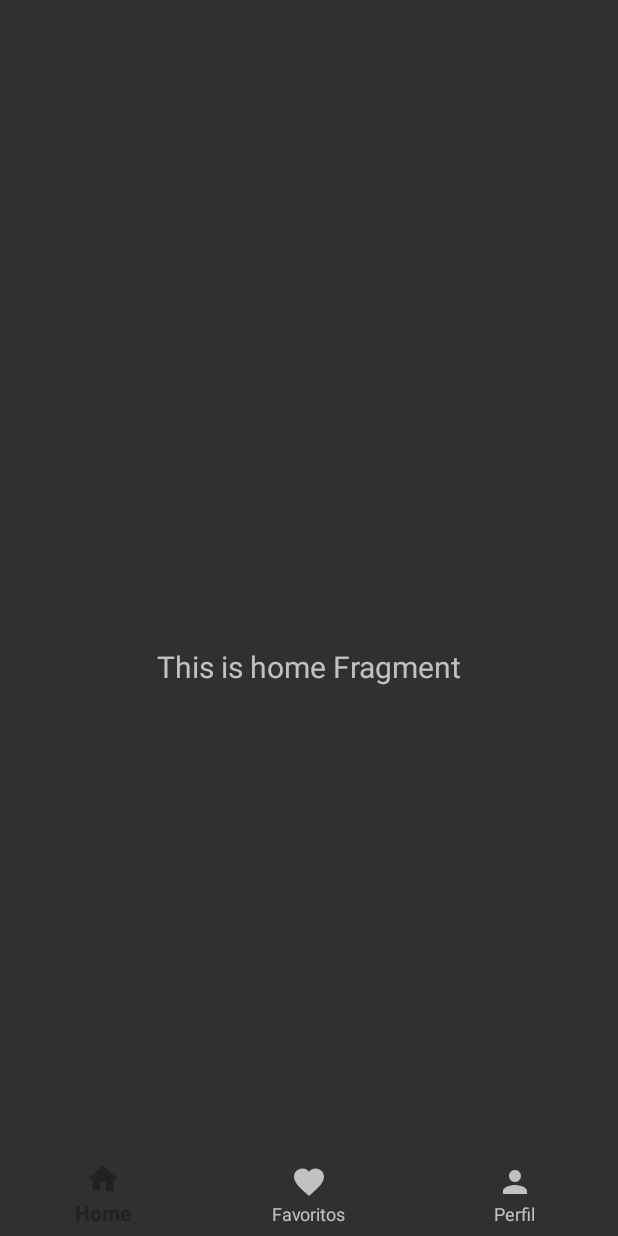
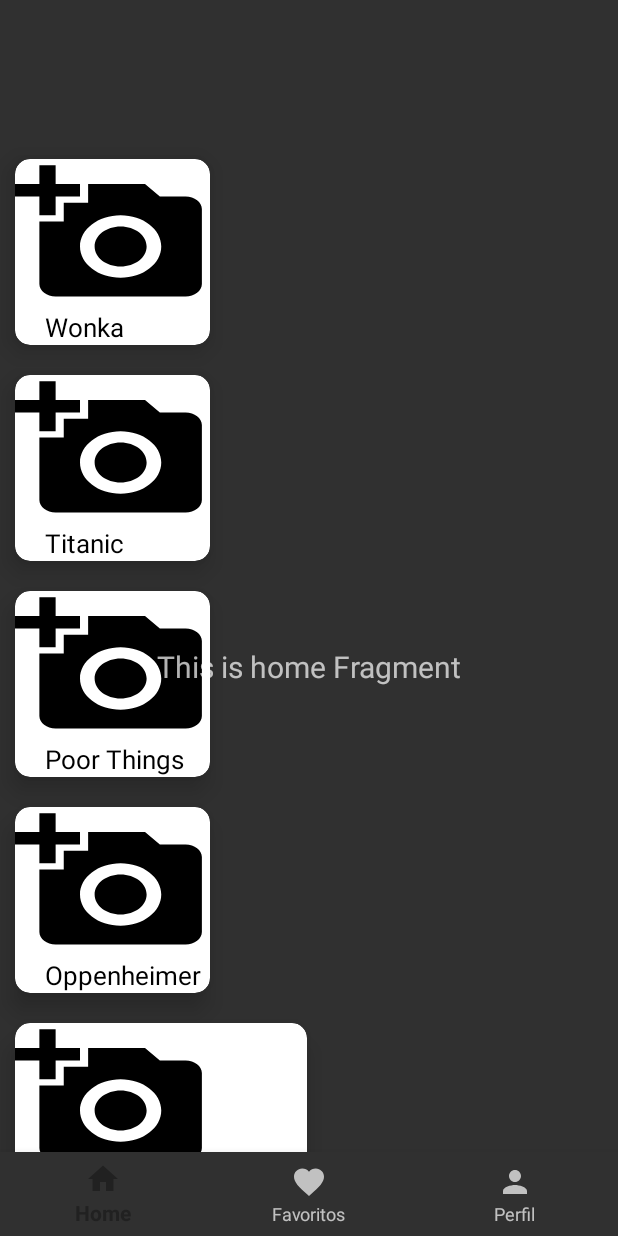
Before and after one commit to luciaortizn/AppCine, an Android app: the HomeFragment screen opened directly, with no data from a screen before it, on a phone screen of 412 x 824 dp. Run offline under Robolectric (Android 15) with nearby library versions, the light colour scheme and no system bars; our stand-ins replace navigation-ui.

Commit message:
RecyclerView de HomeFragment

```diff
--- /dev/null
+++ b/app/src/main/java/com/example/appcine/ui/home/Films.kt
@@ -0,0 +1,4 @@
+package com.example.appcine.ui.home
+
+data class Films(val dataImage: Int, var dataTitle :String) {
+}
--- /dev/null
+++ b/app/src/main/java/com/example/appcine/ui/home/HomeAdapter.kt
@@ -0,0 +1,35 @@
+package com.example.appcine.ui.home
+
+import android.view.LayoutInflater
+import android.view.View
+import android.view.ViewGroup
+import android.widget.ImageView
+import android.widget.TextView
+import androidx.recyclerview.widget.RecyclerView
+import com.example.appcine.R
+
+class HomeAdapter (private val dataList:ArrayList<Films>):RecyclerView.Adapter<HomeAdapter.ViewHolderClass>(){
+    override fun onCreateViewHolder(parent: ViewGroup, viewType: Int): HomeAdapter.ViewHolderClass {
+        val itemView = LayoutInflater.from(parent.context).inflate(R.layout.films_list_item, parent, false)
+        return ViewHolderClass(itemView)
+    }
+
+    override fun onBindViewHolder(holder: HomeAdapter.ViewHolderClass, position: Int) {
+        val currentItem = dataList[position]
+        holder.rvImage.setImageResource(currentItem.dataImage)
+        holder.rvTitle.text = currentItem.dataTitle
+        //aquí gestionamos el click
+    }
+
+    override fun getItemCount(): Int {
+       return dataList.size
+    }
+
+    //hay otra clase viewHolder hay que juntarlas
+    class ViewHolderClass(itemView: View):RecyclerView.ViewHolder(itemView){
+        val rvImage: ImageView = itemView.findViewById(R.id.imgFilm)
+        val rvTitle: TextView = itemView.findViewById(R.id.titleFilm)
+
+
+    }
+}
--- a/app/src/main/java/com/example/appcine/ui/home/HomeFragment.kt
+++ b/app/src/main/java/com/example/appcine/ui/home/HomeFragment.kt
@@ -7,6 +7,9 @@
 import android.widget.TextView
 import androidx.fragment.app.Fragment
 import androidx.lifecycle.ViewModelProvider
+import androidx.recyclerview.widget.LinearLayoutManager
+import androidx.recyclerview.widget.RecyclerView
+import com.example.appcine.R
 import com.example.appcine.databinding.FragmentHomeBinding
 
 class HomeFragment : Fragment() {
@@ -16,6 +19,11 @@
     // This property is only valid between onCreateView and
     // onDestroyView.
     private val binding get() = _binding!!
+
+    private lateinit var  recyclerView: RecyclerView
+    private lateinit var filmList:ArrayList<Films>
+    lateinit var imageList:Array<Int>
+    lateinit var titleList:Array<String>
 
     override fun onCreateView(
         inflater: LayoutInflater,
@@ -35,8 +43,42 @@
         return root
     }
 
+    override fun onViewCreated(view: View, savedInstanceState: Bundle?) {
+        super.onViewCreated(view, savedInstanceState)
+
+        imageList = arrayOf(
+            R.drawable.ic_add_a_photo_24,
+            R.drawable.ic_add_a_photo_24,
+            R.drawable.ic_add_a_photo_24,
+            R.drawable.ic_add_a_photo_24,
+            R.drawable.ic_add_a_photo_24
+
+        )
+        titleList = arrayOf(
+            "Wonka",
+            "Titanic",
+            "Poor Things",
+            "Oppenheimer",
+            "A través de mi ventana"
+        )
+        recyclerView = view.findViewById(R.id.recycler_view)
+        recyclerView.layoutManager = LinearLayoutManager(context)
+        recyclerView.setHasFixedSize(true)
+
+        filmList = arrayListOf<Films>()
+        getData()
+
+
+    }
     override fun onDestroyView() {
         super.onDestroyView()
         _binding = null
     }
+    private fun getData() {
+        for (i in imageList.indices){
+            val folder= Films(imageList[i], titleList[i])
+            filmList.add(folder)
+        }
+        recyclerView.adapter = HomeAdapter(filmList)
+    }
 }
--- /dev/null
+++ b/app/src/main/res/layout/films_list_item.xml
@@ -0,0 +1,38 @@
+<?xml version="1.0" encoding="utf-8"?>
+<androidx.cardview.widget.CardView xmlns:android="http://schemas.android.com/apk/res/android"
+    android:layout_width="wrap_content"
+    xmlns:app="http://schemas.android.com/apk/res-auto"
+    android:id="@+id/miFilm"
+    app:cardCornerRadius="10dp"
+    android:layout_marginVertical="10dp"
+    android:layout_marginHorizontal="10dp"
+    app:cardElevation="10dp"
+    android:backgroundTint="@color/white"
+    android:layout_height="wrap_content">
+   <LinearLayout
+       android:layout_width="wrap_content"
+       android:orientation="vertical"
+       android:layout_height="wrap_content" >
+       <ImageView
+           android:id="@+id/imgFilm"
+           android:layout_width="130dp"
+           android:layout_height="100dp"
+           android:clickable="true"
+           android:adjustViewBounds="true"
+           android:scaleType="fitXY"
+           android:src="@drawable/ic_add_a_photo_24"
+           android:contentDescription="@string/item_que_representa_una_pel_cula"
+           android:focusable="true">
+       </ImageView>
+       <TextView
+           android:id="@+id/titleFilm"
+           android:layout_width="wrap_content"
+           android:layout_height="wrap_content"
+           android:textColor="@color/black"
+           android:textSize="17sp"
+           android:text="Title"
+           android:paddingStart="20dp">
+
+       </TextView>
+   </LinearLayout>
+</androidx.cardview.widget.CardView>
--- a/app/src/main/res/layout/fragment_home.xml
+++ b/app/src/main/res/layout/fragment_home.xml
@@ -5,35 +5,15 @@
     android:layout_width="match_parent"
     android:layout_height="match_parent"
     tools:context=".ui.home.HomeFragment">
-<!--
-        <androidx.coordinatorlayout.widget.CoordinatorLayout
-            android:layout_width="match_parent"
-            android:layout_height="match_parent"
-            app:layout_behavior="@string/searchbar_scrolling_view_behavior">
-            <com.google.android.material.appbar.AppBarLayout
-                android:layout_width="match_parent"
-                android:layout_height="wrap_content">
-                <com.google.android.material.search.SearchBar
-                    android:id="@+id/search_bar"
-                    android:layout_width="match_parent"
-                    android:layout_height="wrap_content"
-                    android:hint="@string/searchbar_hint" />
-            </com.google.android.material.appbar.AppBarLayout>
-            <com.google.android.material.search.SearchView
-                android:layout_width="match_parent"
-                android:layout_height="match_parent"
-                android:hint="@string/searchbar_hint"
-                app:layout_anchor="@id/search_bar">
-                <androidx.core.widget.NestedScrollView
-                    android:layout_width="match_parent"
-                    android:layout_height="300dp"
-                    android:contentDescription="para buscar contenido"
-                    app:layout_behavior="@string/searchbar_scrolling_view_behavior">
-                </androidx.core.widget.NestedScrollView>
-            </com.google.android.material.search.SearchView>
-        </androidx.coordinatorlayout.widget.CoordinatorLayout>
-    -->
-
+    <androidx.recyclerview.widget.RecyclerView
+        android:id="@+id/recycler_view"
+        android:layout_width="match_parent"
+        android:layout_height="match_parent"
+        android:layout_marginTop="40dp"
+        android:scrollbars="vertical"
+        app:layoutManager="androidx.recyclerview.widget.GridLayoutManager"
+        app:spanCount="2">
+    </androidx.recyclerview.widget.RecyclerView>
     <TextView
         android:id="@+id/text_home"
         android:layout_width="match_parent"
--- a/app/src/main/res/values/strings.xml
+++ b/app/src/main/res/values/strings.xml
@@ -29,4 +29,5 @@
     <string name="usuario">Nombre de usuario</string>
     <string name="tomar_foto">Tomar foto</string>
     <string name="foto_existente">Elegir foto existente</string>
+    <string name="item_que_representa_una_pel_cula">item que representa una película</string>
 </resources>
```
